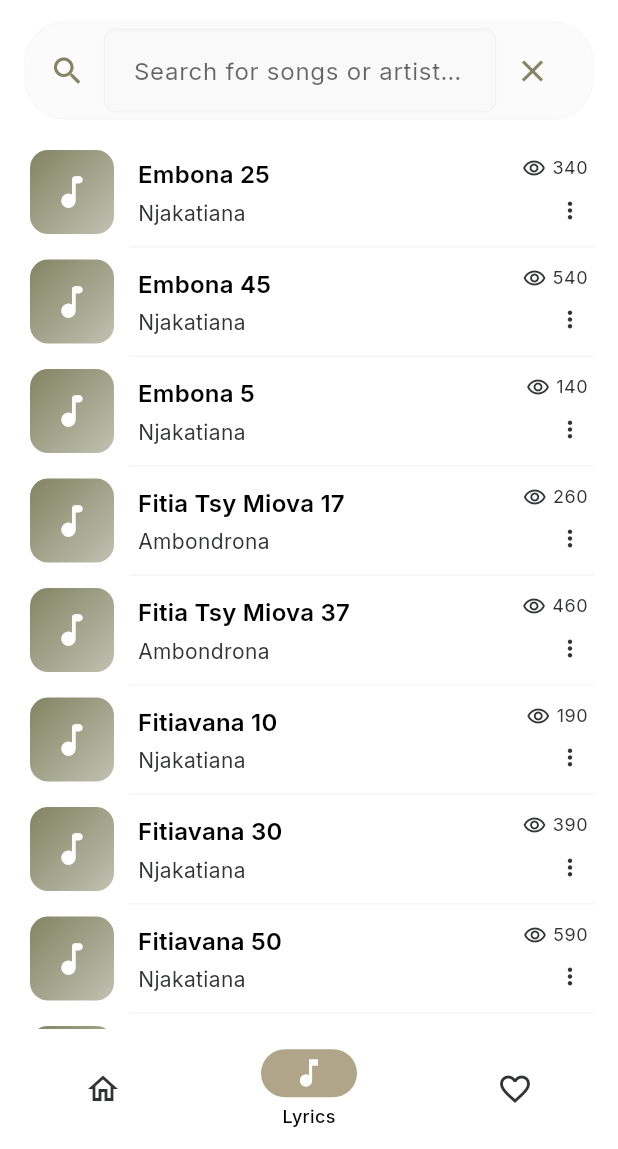
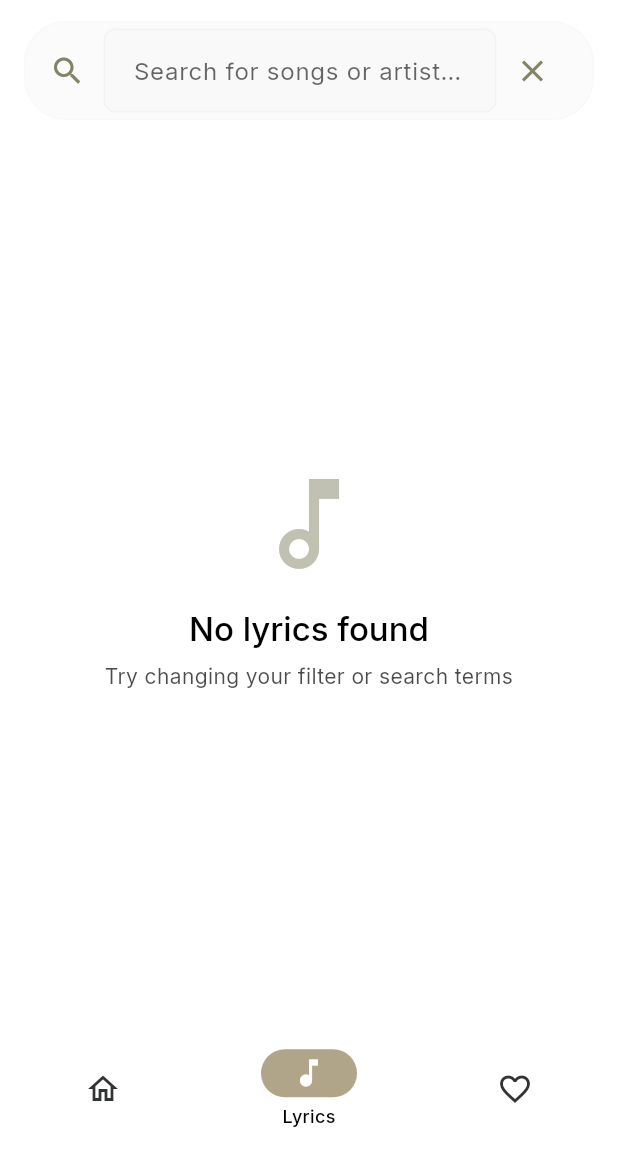
Before and after one commit to titoo-dev/tononkira_mobile, a Flutter app: the LyricsTab screen opened by its route, after a tap on the "search" icon, on a phone screen of 412 x 824 dp, the part 87-1236 px from its top. Run offline on Flutter 3.47's test engine with Material 3 defaults, Android fonts, the phone set to English and light mode, and no system bars; our stand-ins replace equatable, go_router, google_fonts, share_plus, smooth_page_indicator, sqflite; accounts and stored records are empty.

Commit message:
feat: Enhance lyrics tab with database integration for song loading and filtering

```diff
--- a/lib/features/lyrics/page.dart
+++ b/lib/features/lyrics/page.dart
@@ -1,5 +1,8 @@
+import 'dart:developer' as dev;
+
 import 'package:flutter/material.dart';
 import 'package:go_router/go_router.dart';
+import 'package:tononkira_mobile/data/database_helper.dart';
 import 'package:tononkira_mobile/models/models.dart';
 
 /// A beautiful lyrics tab screen displaying all available lyrics with filtering options
@@ -19,81 +22,147 @@ class _LyricsTabState extends State<LyricsTab> {
   SortOption _sortOption = SortOption.title;
   String _searchQuery = '';
 
-  // Sample data for demonstration
-  final List<Song> _songs = List.generate(
-    50,
-    (index) => Song(
-      id: index + 1,
-      title: _generateSongTitle(index),
-      slug: "song-${index + 1}",
-      views: 100 + (index * 10),
-      createdAt: DateTime.now().subtract(Duration(days: index)),
-      updatedAt: DateTime.now(),
-      artists: [
-        Artist(
-          id: (index % 5) + 1,
-          name: _generateArtistName(index % 5),
-          slug: "artist-${(index % 5) + 1}",
-          createdAt: DateTime.now(),
-          updatedAt: DateTime.now(),
-        ),
-      ],
-    ),
-  );
+  // Songs data
+  List<Song> _songs = [];
+  bool _isLoading = true;
+  bool _isLoadingMore = false;
+  final int _pageSize = 500;
+  int _currentPage = 0;
+  bool _hasMoreData = true;
+  final ScrollController _scrollController = ScrollController();
 
-  // Generate song titles for sample data
-  static String _generateSongTitle(int index) {
-    final titles = [
-      "Veloma",
-      "Tsy Haiko",
-      "Ianao",
-      "Nofy Ratsy",
-      "Embona",
-      "Tonga Soa",
-      "Lasa Ny Andro",
-      "Tsara Ny Mino",
-      "Ho Avy Aho",
-      "Fitiavana",
-      "Tanindrazana",
-      "Tiana Ianao",
-      "Miandry Anao",
-      "Misaotra",
-      "Tsy Ampy",
-      "Mba Jereo",
-      "Fitia Tsy Miova",
-      "Izao no Izy",
-      "Tsy Very",
-      "Mandalo",
-    ];
-    return "${titles[index % titles.length]} ${index + 1}";
+  @override
+  void initState() {
+    super.initState();
+    _loadSongs();
+    _scrollController.addListener(_scrollListener);
   }
 
-  // Generate artist names for sample data
-  static String _generateArtistName(int index) {
-    final artists = [
-      "Mahaleo",
-      "Ambondrona",
-      "Ny Ainga",
-      "Tarika Johary",
-      "Njakatiana",
-    ];
-    return artists[index];
+  void _scrollListener() {
+    if (_scrollController.position.pixels >=
+            _scrollController.position.maxScrollExtent * 0.8 &&
+        !_isLoadingMore &&
+        _hasMoreData) {
+      _loadMoreSongs();
+    }
+  }
+
+  Future<void> _loadSongs() async {
+    setState(() {
+      _isLoading = true;
+      _currentPage = 0;
+      _songs = [];
+    });
+
+    await _fetchSongsPage();
+
+    setState(() {
+      _isLoading = false;
+    });
+  }
+
+  Future<void> _loadMoreSongs() async {
+    if (_isLoadingMore || !_hasMoreData) return;
+
+    setState(() {
+      _isLoadingMore = true;
+    });
+
+    await _fetchSongsPage();
+
+    setState(() {
+      _isLoadingMore = false;
+    });
+  }
+
+  Future<void> _fetchSongsPage() async {
+    try {
+      final db = await DatabaseHelper.instance.database;
+
+      // Determine sort field based on current settings
+      String orderBy;
+      switch (_sortOption) {
+        case SortOption.title:
+          orderBy =
+              'title ${_sortDirection == SortDirection.ascending ? 'ASC' : 'DESC'}';
+          break;
+        case SortOption.artist:
+          orderBy =
+              'title ${_sortDirection == SortDirection.ascending ? 'ASC' : 'DESC'}'; // Will sort by artist later in memory
+          break;
+        case SortOption.views:
+          orderBy =
+              'views ${_sortDirection == SortDirection.ascending ? 'ASC' : 'DESC'} NULLS LAST';
+          break;
+        case SortOption.date:
+          orderBy =
+              'created_at ${_sortDirection == SortDirection.ascending ? 'ASC' : 'DESC'}';
+          break;
+      }
+
+      final songsData = await db.query(
+        DatabaseHelper.kDbSongTableName,
+        orderBy: orderBy,
+        limit: _pageSize,
+        offset: _currentPage * _pageSize,
+      );
+
+      final newSongs = await DatabaseHelper.instance.transformSongsData(
+        songsData,
+      );
+
+      // Handle popular filter directly in the query for better performance
+      if (_currentFilter == 'popular') {
+        final popularSongsData = await db.query(
+          DatabaseHelper.kDbSongTableName,
+          orderBy: 'views DESC NULLS LAST',
+          limit: _pageSize,
+        );
+        final popularSongs = await DatabaseHelper.instance.transformSongsData(
+          popularSongsData,
+        );
+        setState(() {
+          _songs = popularSongs;
+          _hasMoreData = popularSongsData.length == _pageSize;
+        });
+        return;
+      }
+
+      setState(() {
+        if (_currentPage == 0) {
+          _songs = newSongs;
+        } else {
+          _songs.addAll(newSongs);
+        }
+        _currentPage++;
+        _hasMoreData = newSongs.length == _pageSize;
+      });
+    } catch (e) {
+      dev.log('Error loading songs: $e');
+      setState(() {
+        _isLoading = false;
+        _isLoadingMore = false;
+      });
+    }
   }
 
   @override
   void dispose() {
     _searchController.dispose();
+    _scrollController.removeListener(_scrollListener);
+    _scrollController.dispose();
     super.dispose();
   }
 
   // Filter and sort songs based on current settings
   List<Song> _getFilteredAndSortedSongs() {
+    if (_songs.isEmpty) return [];
+
     List<Song> filteredSongs = List<Song>.from(_songs);
 
-    // Apply filter
+    // Apply filter - popular filter is handled directly in the query
     if (_currentFilter == 'popular') {
-      filteredSongs.sort((a, b) => b.views?.compareTo(a.views ?? 0) ?? 0);
-      return filteredSongs; // No additional sorting needed for popular filter
+      return filteredSongs; // Already sorted in the query
     }
 
     // Apply search if needed
@@ -111,15 +180,8 @@ class _LyricsTabState extends State<LyricsTab> {
           }).toList();
     }
 
-    // Apply sorting
-    if (_sortOption == SortOption.title) {
-      filteredSongs.sort(
-        (a, b) =>
-            _sortDirection == SortDirection.ascending
-                ? a.title.compareTo(b.title)
-                : b.title.compareTo(a.title),
-      );
-    } else if (_sortOption == SortOption.artist) {
+    // Artist sorting needs to be handled in memory since it involves relationships
+    if (_sortOption == SortOption.artist) {
       filteredSongs.sort((a, b) {
         final artistA = a.artists.isNotEmpty ? a.artists.first.name : '';
         final artistB = b.artists.isNotEmpty ? b.artists.first.name : '';
@@ -127,20 +189,6 @@ class _LyricsTabState extends State<LyricsTab> {
             ? artistA.compareTo(artistB)
             : artistB.compareTo(artistA);
       });
-    } else if (_sortOption == SortOption.views) {
-      filteredSongs.sort(
-        (a, b) =>
-            _sortDirection == SortDirection.ascending
-                ? (a.views ?? 0).compareTo(b.views ?? 0)
-                : (b.views ?? 0).compareTo(a.views ?? 0),
-      );
-    } else if (_sortOption == SortOption.date) {
-      filteredSongs.sort(
-        (a, b) =>
-            _sortDirection == SortDirection.ascending
-                ? a.createdAt.compareTo(b.createdAt)
-                : b.createdAt.compareTo(a.createdAt),
-      );
     }
 
     return filteredSongs;
@@ -162,7 +210,9 @@ class _LyricsTabState extends State<LyricsTab> {
             // Main songs list
             Expanded(
               child:
-                  filteredSongs.isEmpty
+                  _isLoading
+                      ? _buildLoadingState()
+                      : filteredSongs.isEmpty
                       ? _buildEmptyState(context)
                       : _buildSongsList(filteredSongs),
             ),
@@ -170,6 +220,10 @@ class _LyricsTabState extends State<LyricsTab> {
         ),
       ),
     );
+  }
+
+  Widget _buildLoadingState() {
+    return const Center(child: CircularProgressIndicator());
   }
 
   Widget _buildAppBar(BuildContext context) {
@@ -348,11 +402,16 @@ class _LyricsTabState extends State<LyricsTab> {
 
   Widget _buildSongsList(List<Song> songs) {
     return ListView.separated(
+      controller: _scrollController,
       padding: const EdgeInsets.fromLTRB(16, 8, 16, 24),
       separatorBuilder:
           (context, index) => const Divider(height: 1, indent: 70),
-      itemCount: songs.length,
+      itemCount: songs.length + (_hasMoreData ? 1 : 0),
       itemBuilder: (context, index) {
+        if (index == songs.length) {
+          return _buildLoadMoreIndicator();
+        }
+
         final song = songs[index];
         return SongListTile(
           song: song,
@@ -363,6 +422,19 @@ class _LyricsTabState extends State<LyricsTab> {
               ),
         );
       },
+    );
+  }
+
+  Widget _buildLoadMoreIndicator() {
+    return const Padding(
+      padding: EdgeInsets.symmetric(vertical: 16.0),
+      child: Center(
+        child: SizedBox(
+          height: 30,
+          width: 30,
+          child: CircularProgressIndicator(strokeWidth: 3),
+        ),
+      ),
     );
   }
 
@@ -392,6 +464,8 @@ class _LyricsTabState extends State<LyricsTab> {
                         _sortOption = SortOption.views;
                         _sortDirection = SortDirection.descending;
                       }
+                      // Reload songs with new filter
+                      _loadSongs();
                     });
                     Navigator.pop(context);
                   },
@@ -406,6 +480,8 @@ class _LyricsTabState extends State<LyricsTab> {
                       _sortOption = option;
                       // When changing sort option, reset to "all" filter
                       _currentFilter = 'all';
+                      // Reload songs with new sorting
+                      _loadSongs();
                     });
                   },
                   onSortDirectionChanged: (direction) {
@@ -416,6 +492,8 @@ class _LyricsTabState extends State<LyricsTab> {
                       _sortDirection = direction;
                       // When changing sort direction, reset to "all" filter
                       _currentFilter = 'all';
+                      // Reload songs with new direction
+                      _loadSongs();
                     });
                   },
                   onApplySelected: () {
```
